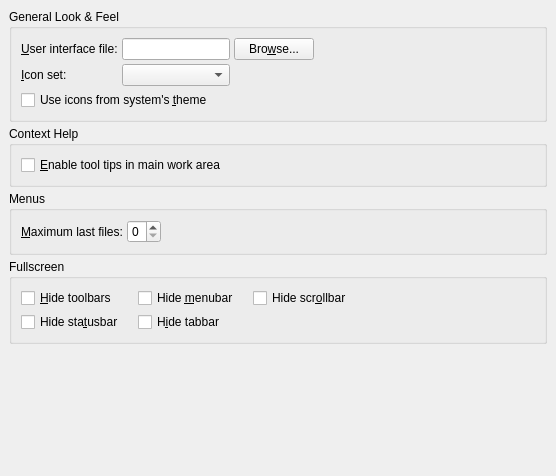
Above: src/frontends/qt/ui/PrefUi.ui from unimiso/lyx_mirror before the change. Below: the same form after it.
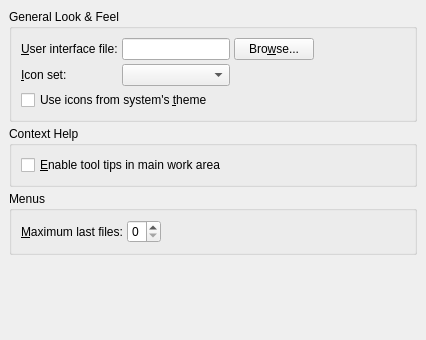
That is the form after the change.

Commit message:
Revert "Move Fullscreen preferences from Editing>Control section into Look & Feel>User Interface section"
I pushed it by mistake.

This reverts commit 4d31e20d7d790554aab655ae11c9cd0dd4a6d6f1.

```diff
--- a/src/frontends/qt/ui/PrefUi.ui
+++ b/src/frontends/qt/ui/PrefUi.ui
@@ -6,8 +6,8 @@
    <rect>
     <x>0</x>
     <y>0</y>
-    <width>556</width>
-    <height>476</height>
+    <width>426</width>
+    <height>340</height>
    </rect>
   </property>
   <property name="sizePolicy">
@@ -187,123 +187,6 @@
     </widget>
    </item>
    <item row="3" column="0">
-    <widget class="QGroupBox" name="fullscreenGB">
-     <property name="title">
-      <string>Fullscreen</string>
-     </property>
-     <property name="alignment">
-      <set>Qt::AlignLeading|Qt::AlignLeft|Qt::AlignTop</set>
-     </property>
-     <property name="flat">
-      <bool>true</bool>
-     </property>
-     <layout class="QGridLayout" name="gridLayout_5">
-      <item row="0" column="2">
-       <widget class="QCheckBox" name="toggleMenubarCB">
-        <property name="text">
-         <string>Hide &amp;menubar</string>
-        </property>
-       </widget>
-      </item>
-      <item row="0" column="4">
-       <widget class="QCheckBox" name="toggleScrollbarCB">
-        <property name="text">
-         <string>Hide scr&amp;ollbar</string>
-        </property>
-       </widget>
-      </item>
-      <item row="0" column="1">
-       <spacer name="horizontalSpacer_5">
-        <property name="orientation">
-         <enum>Qt::Horizontal</enum>
-        </property>
-        <property name="sizeType">
-         <enum>QSizePolicy::Fixed</enum>
-        </property>
-        <property name="sizeHint" stdset="0">
-         <size>
-          <width>10</width>
-          <height>20</height>
-         </size>
-        </property>
-       </spacer>
-      </item>
-      <item row="1" column="0">
-       <widget class="QCheckBox" name="toggleStatusbarCB">
-        <property name="text">
-         <string>Hide sta&amp;tusbar</string>
-        </property>
-       </widget>
-      </item>
-      <item row="1" column="2">
-       <widget class="QCheckBox" name="toggleTabbarCB">
-        <property name="text">
-         <string>H&amp;ide tabbar</string>
-        </property>
-       </widget>
-      </item>
-      <item row="0" column="5" rowspan="2">
-       <spacer name="horizontalSpacer_4">
-        <property name="orientation">
-         <enum>Qt::Horizontal</enum>
-        </property>
-        <property name="sizeHint" stdset="0">
-         <size>
-          <width>146</width>
-          <height>38</height>
-         </size>
-        </property>
-       </spacer>
-      </item>
-      <item row="1" column="1">
-       <spacer name="horizontalSpacer_6">
-        <property name="orientation">
-         <enum>Qt::Horizontal</enum>
-        </property>
-        <property name="sizeType">
-         <enum>QSizePolicy::Fixed</enum>
-        </property>
-        <property name="sizeHint" stdset="0">
-         <size>
-          <width>10</width>
-          <height>20</height>
-         </size>
-        </property>
-       </spacer>
-      </item>
-      <item row="0" column="0">
-       <widget class="QCheckBox" name="toggleToolbarsCB">
-        <property name="sizePolicy">
-         <sizepolicy hsizetype="Fixed" vsizetype="Fixed">
-          <horstretch>0</horstretch>
-          <verstretch>0</verstretch>
-         </sizepolicy>
-        </property>
-        <property name="text">
-         <string>&amp;Hide toolbars</string>
-        </property>
-       </widget>
-      </item>
-      <item row="0" column="3">
-       <spacer name="horizontalSpacer_7">
-        <property name="orientation">
-         <enum>Qt::Horizontal</enum>
-        </property>
-        <property name="sizeType">
-         <enum>QSizePolicy::Fixed</enum>
-        </property>
-        <property name="sizeHint" stdset="0">
-         <size>
-          <width>10</width>
-          <height>20</height>
-         </size>
-        </property>
-       </spacer>
-      </item>
-     </layout>
-    </widget>
-   </item>
-   <item row="4" column="0">
     <spacer>
      <property name="orientation">
       <enum>Qt::Vertical</enum>
```
The commit also changes 2 other files.
